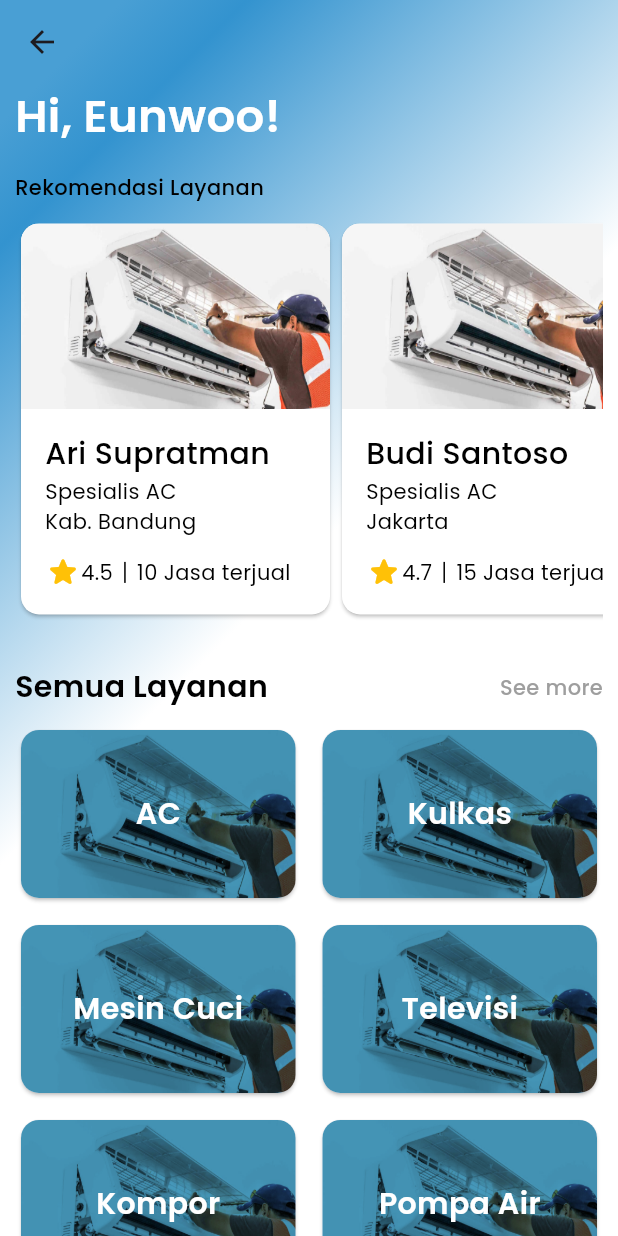
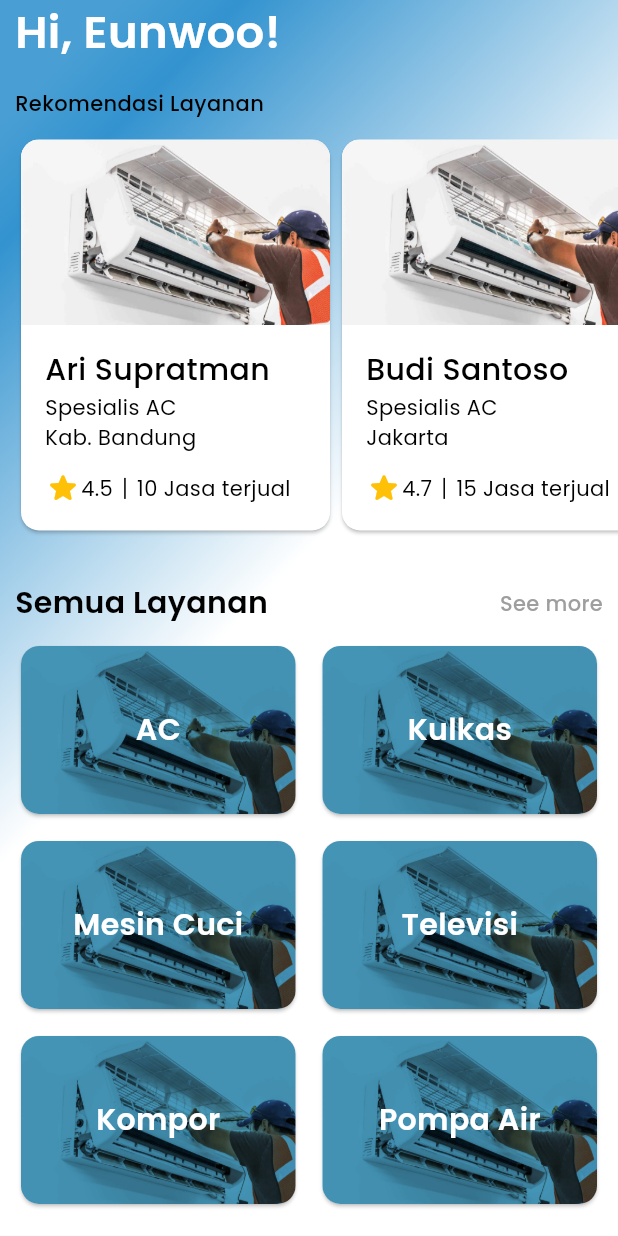
Before and after one commit to TeamG-CCITheHack/HomeVice-Mobile, a Flutter app: the screen it shows after launch, after a tap on "AC", on a phone screen of 412 x 824 dp. Run offline on Flutter 3.47's test engine with Material 3 defaults, Android fonts, the phone set to English and light mode, and no system bars; our stand-ins replace dio, flutter_svg, get, google_fonts, logger, nb_utils.

Commit message:
feat: adjusting homeview

```diff
--- a/lib/app/modules/home/views/home_view.dart
+++ b/lib/app/modules/home/views/home_view.dart
@@ -1,5 +1,5 @@
-// home_view.dart
 import 'package:flutter/material.dart';
+import 'package:flutter_svg/svg.dart';
 import 'package:get/get.dart';
 import 'package:homevice/app/common/theme/fonts.dart';
 import 'package:homevice/app/data/data_provider.dart';
@@ -19,9 +19,6 @@ class HomeView extends GetView<HomeController> {
 
     return Scaffold(
       backgroundColor: Colors.transparent,
-      appBar: AppBar(
-        backgroundColor: Colors.transparent,
-      ),
       extendBodyBehindAppBar: true,
       body: Container(
         decoration: const BoxDecoration(
@@ -36,12 +33,9 @@ class HomeView extends GetView<HomeController> {
             ],
           ),
         ),
-        padding: EdgeInsets.fromLTRB(
-            10,
-            AppBar().preferredSize.height +
-                MediaQuery.of(context).viewPadding.top,
-            10,
-            0),
+        child: SafeArea(
+          child: Padding(
+            padding: const EdgeInsets.symmetric(horizontal: 10.0),
             child: SingleChildScrollView(
               child: Column(
                 crossAxisAlignment: CrossAxisAlignment.start,
@@ -75,21 +69,11 @@ class HomeView extends GetView<HomeController> {
                               clipBehavior: Clip.none,
                               child: Row(
                                 children: services
-                                .map((service) => ServiceCard(service: service))
+                                    .map((service) =>
+                                        ServiceCard(service: service))
                                     .toList(),
                               ),
                             ),
-                        // ListView.separated(
-                        //   shrinkWrap: true,
-                        //   scrollDirection: Axis.horizontal,
-                        //   itemBuilder: (context, index) {
-                        //     var service = services[index];
-                        //     return ServiceCard(service: service);
-                        //   },
-                        //   separatorBuilder: (context, index) =>
-                        //       const SizedBox(width: 5),
-                        //   itemCount: services.length,
-                        // )
                           ],
                         ),
                       ),
@@ -109,7 +93,8 @@ class HomeView extends GetView<HomeController> {
                                 ),
                                 Text(
                                   "See more",
-                              style: mediumText16.copyWith(color: Colors.grey),
+                                  style:
+                                      mediumText16.copyWith(color: Colors.grey),
                                 ),
                               ],
                             ),
@@ -123,6 +108,8 @@ class HomeView extends GetView<HomeController> {
               ),
             ),
           ),
+        ),
+      ),
     );
   }
 }
```
Lines whose indentation alone changed are shown as unchanged.
